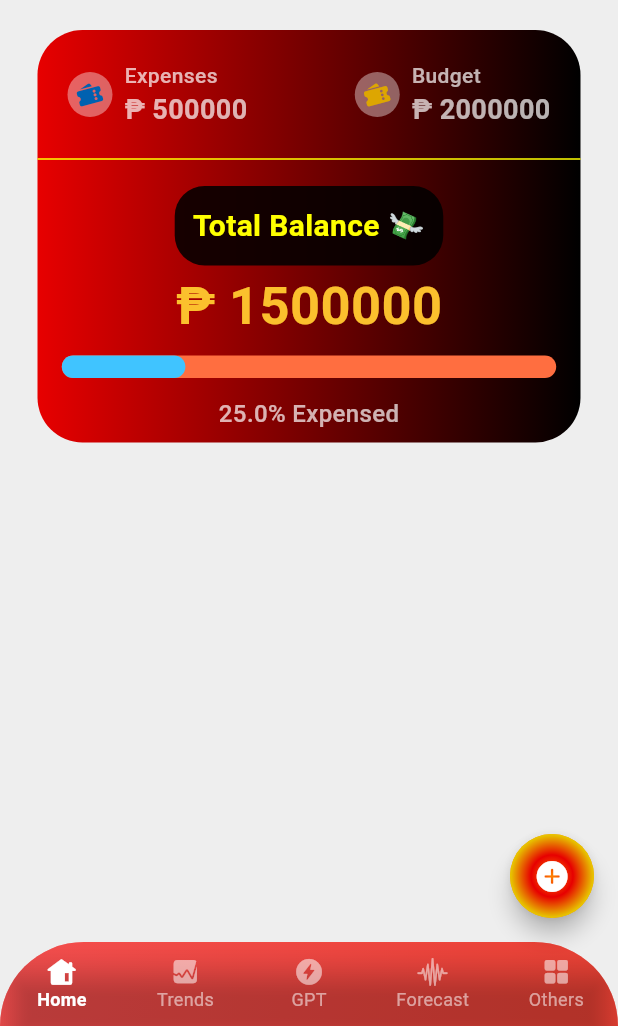
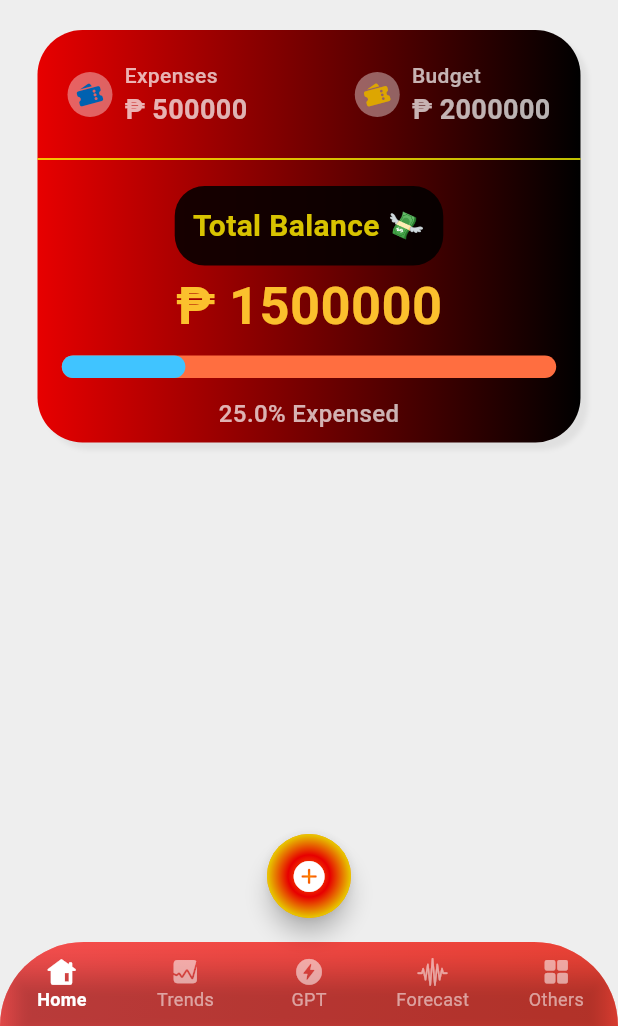
Before and after one commit to donyelqt/pera-pinoy, a Flutter app: the screen it shows after launch, on a phone screen of 412 x 824 dp, the part 210-1236 px from its top. Run offline on Flutter 3.47's test engine with Material 3 defaults, Android fonts, the phone set to English and light mode, and no system bars.

Commit message:
"Updated FloatingActionButton location and added box shadow to MainScreen widget; changed text color in Total Balance label."

```diff
--- a/lib/screens/home/views/home_screen.dart
+++ b/lib/screens/home/views/home_screen.dart
@@ -62,7 +62,7 @@ class HomeScreen extends StatelessWidget {
           ),
         ),
       ),
-      floatingActionButtonLocation: FloatingActionButtonLocation.endFloat,
+      floatingActionButtonLocation: FloatingActionButtonLocation.centerFloat,
       floatingActionButton: FloatingActionButton(
         onPressed: () {},
         shape: const CircleBorder(),
--- a/lib/screens/home/views/main_screen.dart
+++ b/lib/screens/home/views/main_screen.dart
@@ -98,6 +98,13 @@ class MainScreen extends StatelessWidget {
                   ],
                 ),
                 borderRadius: BorderRadius.circular(30),
+                boxShadow: [
+                  BoxShadow(
+                    blurRadius: 2,
+                    color: Colors.grey.shade300,
+                    offset: Offset(5, 5)
+                  )
+                ]
               ),
               child: Column(
                 mainAxisAlignment: MainAxisAlignment.center,
@@ -208,7 +215,7 @@ class MainScreen extends StatelessWidget {
                       "Total Balance 💸",
                       style: TextStyle(
                           fontSize: 20,
-                          color: Colors.yellowAccent,
+                          color: Color.fromARGB(255, 216, 195, 0),
                           fontWeight: FontWeight.bold),
                     ),
                   ),
```
